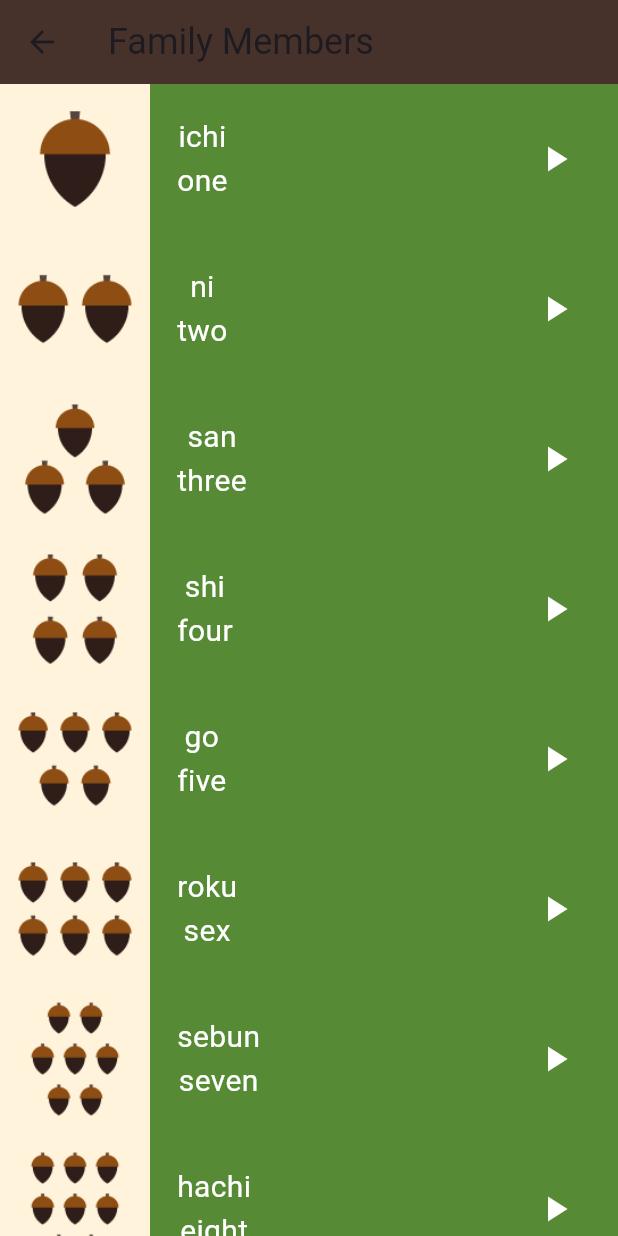
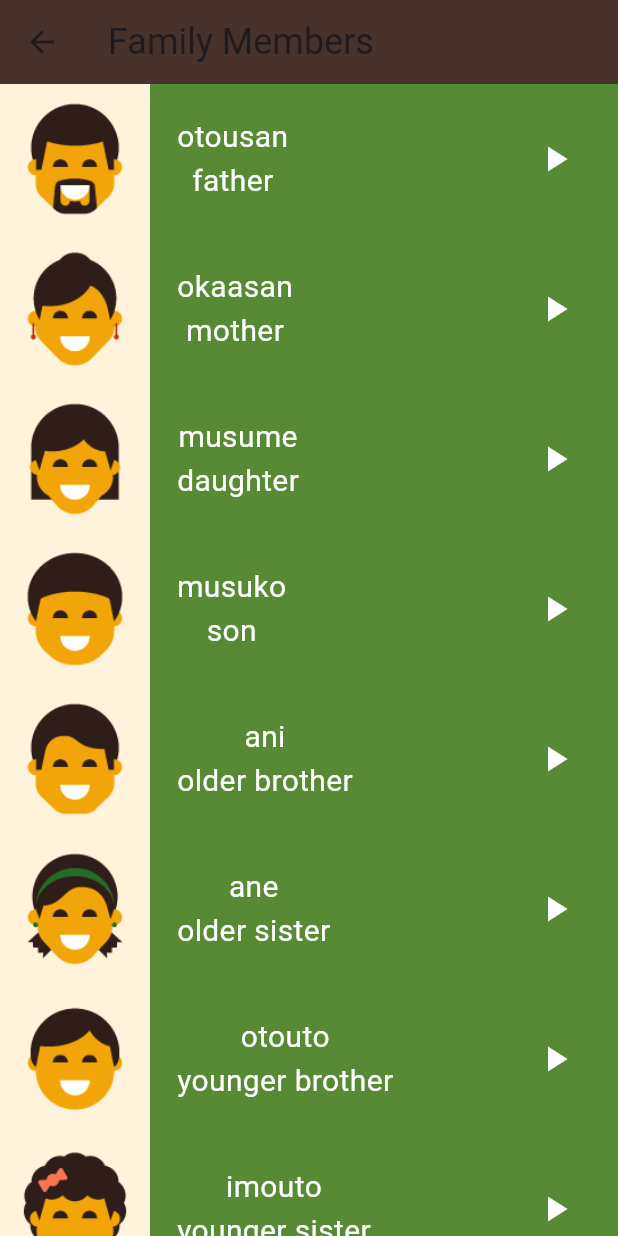
Before and after one commit to abdulrahmanibrahimdawood/Tuko_App, a Flutter app: the FamilyPage screen opened directly, on a phone screen of 412 x 824 dp. Run offline on Flutter 3.47's test engine with Material 3 defaults, Android fonts, the light colour scheme and no system bars; our stand-ins replace audioplayers.

Commit message:
some edits

```diff
--- a/lib/components/item_Info.dart
+++ b/lib/components/item_Info.dart
@@ -19,7 +19,7 @@ class Iteminfo extends StatelessWidget {
                 style: const TextStyle(fontSize: 20, color: Colors.white),
               ),
               Text(
-                iitteemm.egName,
+                iitteemm.enName,
                 style: const TextStyle(fontSize: 20, color: Colors.white),
               ),
             ],
--- a/lib/models/itemModel.dart
+++ b/lib/models/itemModel.dart
@@ -3,11 +3,11 @@ import 'package:audioplayers/audioplayers.dart';
 class ItemModel {
   final String? image;
   final String jpName;
-  final String egName;
+  final String enName;
   final String sound;
   const ItemModel(
       {required this.sound,
-      required this.egName,
+      required this.enName,
       this.image,
       required this.jpName});
 
--- a/lib/screens/colors_page.dart
+++ b/lib/screens/colors_page.dart
@@ -7,55 +7,45 @@ class ColorsPage extends StatelessWidget {
 
   final List<ItemModel> itemModel = const [
     ItemModel(
-        sound: 'sounds/numbers/number_one_sound.mp3',
-        egName: 'one',
-        image: 'assets/images/numbers/number_one.png',
-        jpName: 'ichi'),
+        sound: "sounds/numbers/number_one_sound.mp3",
+        image: "assets/images/colors/color_black.png",
+        jpName: "kuro",
+        enName: "black"),
     ItemModel(
-        sound: 'sounds/numbers/number_two_sound.mp3',
-        egName: 'two',
-        image: 'assets/images/numbers/number_two.png',
-        jpName: 'ni'),
+        sound: "sounds/numbers/number_two_sound.mp3",
+        image: "assets/images/colors/color_brown.png",
+        jpName: "chairo",
+        enName: "brown"),
     ItemModel(
-        sound: 'sounds/numbers/number_three_sound.mp3',
-        egName: 'three',
-        image: 'assets/images/numbers/number_three.png',
-        jpName: 'san'),
+        sound: "sounds/numbers/number_three_sound.mp3",
+        image: "assets/images/colors/color_dusty_yellow.png",
+        jpName: "ki orenji",
+        enName: "dusty yellow"),
     ItemModel(
-        sound: 'sounds/numbers/number_four_sound.mp3',
-        egName: 'four',
-        image: 'assets/images/numbers/number_four.png',
-        jpName: 'shi'),
+        sound: "sounds/numbers/number_four_sound.mp3",
+        image: "assets/images/colors/color_gray.png",
+        jpName: "haiiro",
+        enName: "gray"),
     ItemModel(
-        sound: 'sounds/numbers/number_five_sound.mp3',
-        egName: 'five',
-        image: 'assets/images/numbers/number_five.png',
-        jpName: 'go'),
+        sound: "sounds/numbers/number_five_sound.mp3",
+        image: "assets/images/colors/color_green.png",
+        jpName: "midori",
+        enName: "green"),
     ItemModel(
-        sound: 'sounds/numbers/number_six_sound.mp3',
-        egName: 'sex',
-        image: 'assets/images/numbers/number_six.png',
-        jpName: 'roku'),
+        sound: "sounds/numbers/number_six_sound.mp3",
+        image: "assets/images/colors/color_red.png",
+        jpName: "aka",
+        enName: "red"),
     ItemModel(
-        sound: 'sounds/numbers/number_seven_sound.mp3',
-        egName: 'seven',
-        image: 'assets/images/numbers/number_seven.png',
-        jpName: 'sebun'),
+        sound: "sounds/numbers/number_seven_sound.mp3",
+        image: "assets/images/colors/color_white.png",
+        jpName: "shiro",
+        enName: "white"),
     ItemModel(
-        sound: 'sounds/numbers/number_eight_sound.mp3',
-        egName: 'eight',
-        image: 'assets/images/numbers/number_eight.png',
-        jpName: 'hachi'),
-    ItemModel(
-        sound: 'sounds/numbers/number_nine_sound.mp3',
-        egName: 'nine',
-        image: 'assets/images/numbers/number_nine.png',
-        jpName: 'kyu'),
-    ItemModel(
-        sound: 'sounds/numbers/number_ten_sound.mp3',
-        egName: 'ten',
-        image: 'assets/images/numbers/number_ten.png',
-        jpName: 'ju'),
+        sound: "sounds/numbers/number_eight_sound.mp3",
+        image: "assets/images/colors/yellow.png",
+        jpName: "kirro",
+        enName: "yellow"),
   ];
 
   @override
--- a/lib/screens/family_page.dart
+++ b/lib/screens/family_page.dart
@@ -7,55 +7,55 @@ class FamilyPage extends StatelessWidget {
 
   final List<ItemModel> itemModel = const [
     ItemModel(
-        sound: 'sounds/numbers/number_one_sound.mp3',
-        egName: 'one',
-        image: 'assets/images/numbers/number_one.png',
-        jpName: 'ichi'),
+        sound: "sounds/numbers/number_one_sound.mp3",
+        image: "assets/images/family_members/family_father.png",
+        jpName: "otousan",
+        enName: "father"),
     ItemModel(
-        sound: 'sounds/numbers/number_two_sound.mp3',
-        egName: 'two',
-        image: 'assets/images/numbers/number_two.png',
-        jpName: 'ni'),
+        sound: "sounds/numbers/number_two_sound.mp3",
+        image: "assets/images/family_members/family_mother.png",
+        jpName: "okaasan",
+        enName: "mother"),
     ItemModel(
-        sound: 'sounds/numbers/number_three_sound.mp3',
-        egName: 'three',
-        image: 'assets/images/numbers/number_three.png',
-        jpName: 'san'),
+        sound: "sounds/numbers/number_three_sound.mp3",
+        image: "assets/images/family_members/family_daughter.png",
+        jpName: "musume",
+        enName: "daughter"),
     ItemModel(
-        sound: 'sounds/numbers/number_four_sound.mp3',
-        egName: 'four',
-        image: 'assets/images/numbers/number_four.png',
-        jpName: 'shi'),
+        sound: "sounds/numbers/number_four_sound.mp3",
+        image: "assets/images/family_members/family_son.png",
+        jpName: "musuko",
+        enName: "son"),
     ItemModel(
-        sound: 'sounds/numbers/number_five_sound.mp3',
-        egName: 'five',
-        image: 'assets/images/numbers/number_five.png',
-        jpName: 'go'),
+        sound: "sounds/numbers/number_five_sound.mp3",
+        image: "assets/images/family_members/family_older_brother.png",
+        jpName: "ani",
+        enName: "older brother"),
     ItemModel(
-        sound: 'sounds/numbers/number_six_sound.mp3',
-        egName: 'sex',
-        image: 'assets/images/numbers/number_six.png',
-        jpName: 'roku'),
+        sound: "sounds/numbers/number_seven_sound.mp3",
+        image: "assets/images/family_members/family_older_sister.png",
+        jpName: "ane",
+        enName: "older sister"),
     ItemModel(
-        sound: 'sounds/numbers/number_seven_sound.mp3',
-        egName: 'seven',
-        image: 'assets/images/numbers/number_seven.png',
-        jpName: 'sebun'),
+        sound: "sounds/numbers/number_seven_sound.mp3",
+        image: "assets/images/family_members/family_younger_brother.png",
+        jpName: "otouto",
+        enName: "younger brother"),
     ItemModel(
-        sound: 'sounds/numbers/number_eight_sound.mp3',
-        egName: 'eight',
-        image: 'assets/images/numbers/number_eight.png',
-        jpName: 'hachi'),
+        sound: "sounds/numbers/number_seven_sound.mp3",
+        image: "assets/images/family_members/family_younger_sister.png",
+        jpName: "imouto",
+        enName: "younger sister"),
     ItemModel(
-        sound: 'sounds/numbers/number_nine_sound.mp3',
-        egName: 'nine',
-        image: 'assets/images/numbers/number_nine.png',
-        jpName: 'kyu'),
+        sound: "sounds/numbers/number_nine_sound.mp3",
+        image: "assets/images/family_members/family_grandfather.png",
+        jpName: "ojiisan",
+        enName: "grandfather"),
     ItemModel(
-        sound: 'sounds/numbers/number_ten_sound.mp3',
-        egName: 'ten',
-        image: 'assets/images/numbers/number_ten.png',
-        jpName: 'ju'),
+        sound: "sounds/numbers/number_ten_sound.mp3",
+        image: "assets/images/family_members/family_grandmother.png",
+        jpName: "obaasan",
+        enName: "grandmother"),
   ];
 
   @override
--- a/lib/screens/numbers_page.dart
+++ b/lib/screens/numbers_page.dart
@@ -8,52 +8,52 @@ class NumbersPage extends StatelessWidget {
   final List<ItemModel> itemModel = const [
     ItemModel(
         sound: 'sounds/numbers/number_one_sound.mp3',
-        egName: 'one',
+        enName: 'one',
         image: 'assets/images/numbers/number_one.png',
         jpName: 'ichi'),
     ItemModel(
         sound: 'sounds/numbers/number_two_sound.mp3',
-        egName: 'two',
+        enName: 'two',
         image: 'assets/images/numbers/number_two.png',
         jpName: 'ni'),
     ItemModel(
         sound: 'sounds/numbers/number_three_sound.mp3',
-        egName: 'three',
+        enName: 'three',
         image: 'assets/images/numbers/number_three.png',
         jpName: 'san'),
     ItemModel(
         sound: 'sounds/numbers/number_four_sound.mp3',
-        egName: 'four',
+        enName: 'four',
         image: 'assets/images/numbers/number_four.png',
         jpName: 'shi'),
     ItemModel(
         sound: 'sounds/numbers/number_five_sound.mp3',
-        egName: 'five',
+        enName: 'five',
         image: 'assets/images/numbers/number_five.png',
         jpName: 'go'),
     ItemModel(
         sound: 'sounds/numbers/number_six_sound.mp3',
-        egName: 'sex',
+        enName: 'sex',
         image: 'assets/images/numbers/number_six.png',
         jpName: 'roku'),
     ItemModel(
         sound: 'sounds/numbers/number_seven_sound.mp3',
-        egName: 'seven',
+        enName: 'seven',
         image: 'assets/images/numbers/number_seven.png',
         jpName: 'sebun'),
     ItemModel(
         sound: 'sounds/numbers/number_eight_sound.mp3',
-        egName: 'eight',
+        enName: 'eight',
         image: 'assets/images/numbers/number_eight.png',
         jpName: 'hachi'),
     ItemModel(
         sound: 'sounds/numbers/number_nine_sound.mp3',
-        egName: 'nine',
+        enName: 'nine',
         image: 'assets/images/numbers/number_nine.png',
         jpName: 'kyu'),
     ItemModel(
         sound: 'sounds/numbers/number_ten_sound.mp3',
-        egName: 'ten',
+        enName: 'ten',
         image: 'assets/images/numbers/number_ten.png',
         jpName: 'ju'),
   ];
--- a/lib/screens/phrases_page.dart
+++ b/lib/screens/phrases_page.dart
@@ -8,43 +8,43 @@ class PhrasesPage extends StatelessWidget {
   final List<ItemModel> itemModel = const [
     ItemModel(
         sound: 'sounds/numbers/number_one_sound.mp3',
-        egName: 'one',
+        enName: 'one',
         jpName: 'ichi'),
     ItemModel(
         sound: 'sounds/numbers/number_two_sound.mp3',
-        egName: 'two',
+        enName: 'two',
         jpName: 'ni'),
     ItemModel(
         sound: 'sounds/numbers/number_three_sound.mp3',
-        egName: 'three',
+        enName: 'three',
         jpName: 'san'),
     ItemModel(
         sound: 'sounds/numbers/number_four_sound.mp3',
-        egName: 'four',
+        enName: 'four',
         jpName: 'shi'),
     ItemModel(
         sound: 'sounds/numbers/number_five_sound.mp3',
-        egName: 'five',
+        enName: 'five',
         jpName: 'go'),
     ItemModel(
         sound: 'sounds/numbers/number_six_sound.mp3',
-        egName: 'sex',
+        enName: 'sex',
         jpName: 'roku'),
     ItemModel(
         sound: 'sounds/numbers/number_seven_sound.mp3',
-        egName: 'seven',
+        enName: 'seven',
         jpName: 'sebun'),
     ItemModel(
         sound: 'sounds/numbers/number_eight_sound.mp3',
-        egName: 'eight',
+        enName: 'eight',
         jpName: 'hachi'),
     ItemModel(
         sound: 'sounds/numbers/number_nine_sound.mp3',
-        egName: 'nine',
+        enName: 'nine',
         jpName: 'kyu'),
     ItemModel(
         sound: 'sounds/numbers/number_ten_sound.mp3',
-        egName: 'ten',
+        enName: 'ten',
         jpName: 'ju'),
   ];
 
--- a/pubspec.yaml
+++ b/pubspec.yaml
@@ -35,7 +35,7 @@ dependencies:
   # The following adds the Cupertino Icons font to your application.
   # Use with the CupertinoIcons class for iOS style icons.
   cupertino_icons: ^1.0.2
-  audioplayers: ^4.1.0
+  audioplayers: ^5.2.1
 
 dev_dependencies:
   flutter_test:
```
Also changed, not shown: pubspec.lock, 1 other file.
